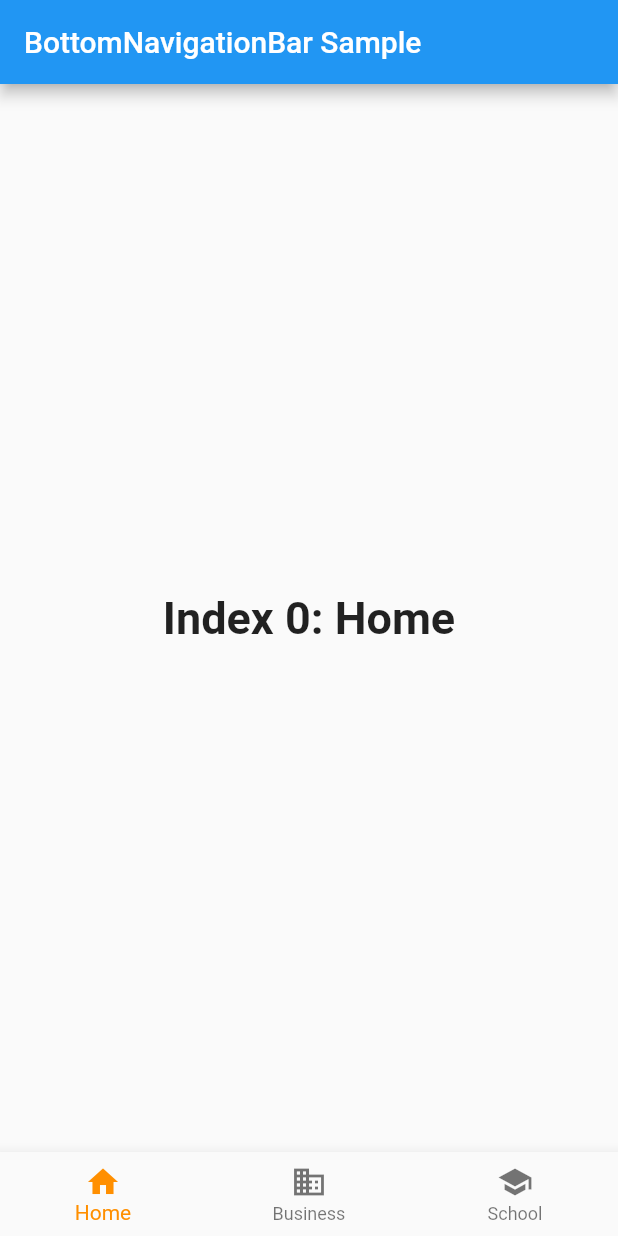
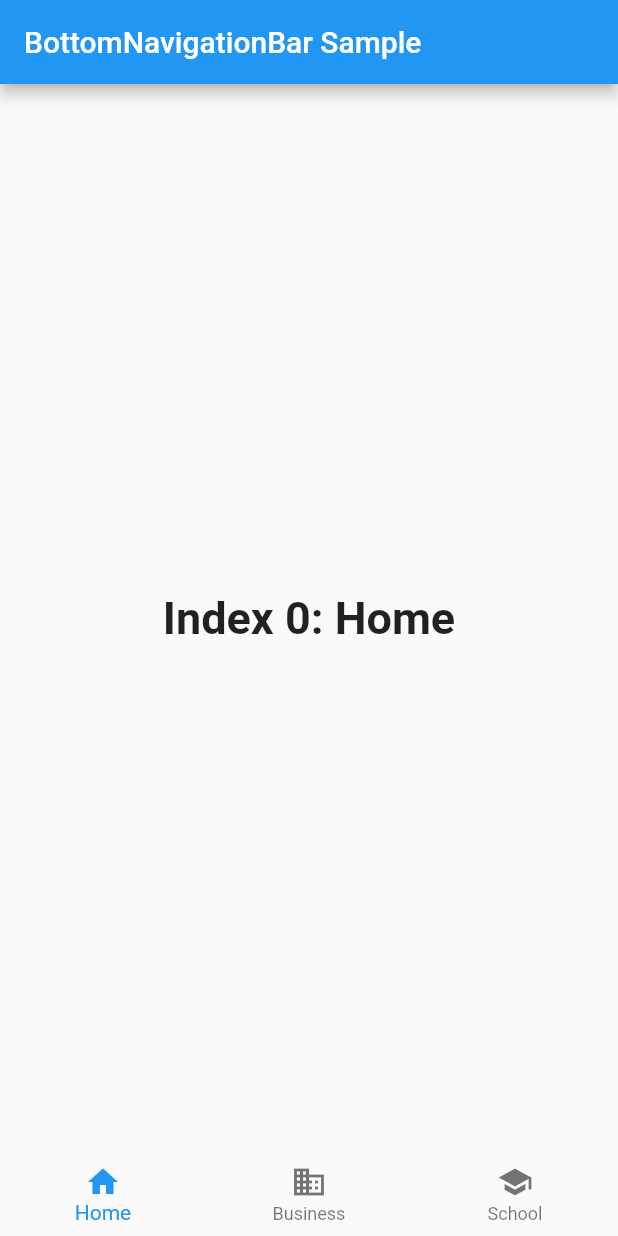
Before and after one commit to YuckiestPenguin/Nyuk-Book, a Flutter app: the screen it shows after launch, on a phone screen of 412 x 824 dp. Run offline on Flutter 3.47's test engine with Material 2 defaults, Android fonts, the phone set to English and light mode, and no system bars.

Commit message:
setting up theme capability

```diff
--- a/lib/main.dart
+++ b/lib/main.dart
@@ -22,6 +22,10 @@ class MyApp extends StatelessWidget {
     return MaterialApp(
       title: _title,
       home: MyStatefulWidget(),
+      theme: ThemeData(
+        appBarTheme: AppBarTheme(
+        )
+      ),
     );
   }
 }
@@ -68,6 +72,7 @@ class _MyStatefulWidgetState extends State<MyStatefulWidget> {
         child: _widgetOptions.elementAt(_selectedIndex),
       ),
       bottomNavigationBar: BottomNavigationBar(
+        elevation: 0,
         items: const <BottomNavigationBarItem>[
           BottomNavigationBarItem(
             icon: Icon(Icons.home),
@@ -83,7 +88,6 @@ class _MyStatefulWidgetState extends State<MyStatefulWidget> {
           ),
         ],
         currentIndex: _selectedIndex,
-        selectedItemColor: Colors.amber[800],
         onTap: _onItemTapped,
       ),
     );
```
